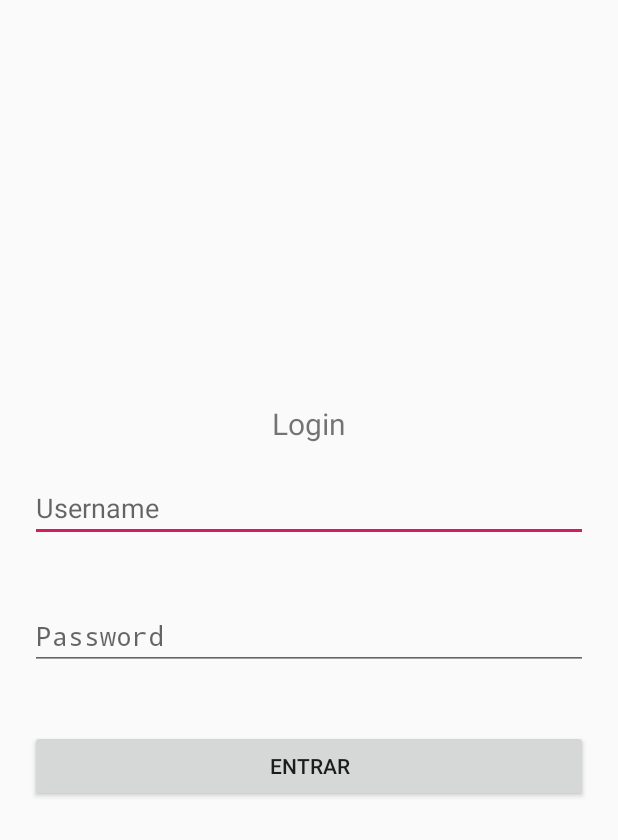
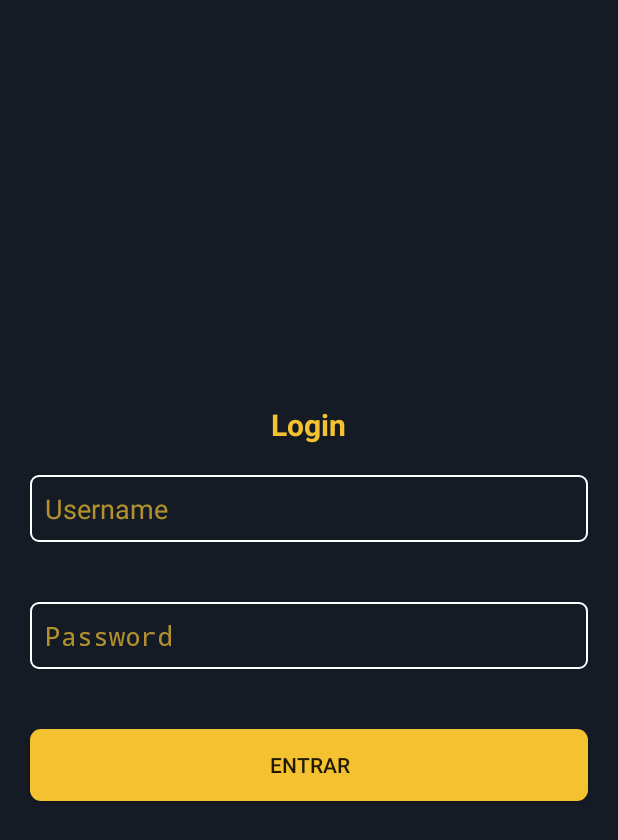
Before and after one commit to gvictorino/DevCamp, an Android app: the screen it shows after launch (LoginActivity), on a phone screen of 412 x 824 dp. Shown: the top 840 px of the screen. Run offline under Robolectric (Android 15) with nearby library versions, the phone set to English and light mode, and no system bars.

Commit message:
Styles mobile

```diff
--- /dev/null
+++ b/app/src/main/res/drawable/button_selector.xml
@@ -0,0 +1,37 @@
+<?xml version="1.0" encoding="utf-8"?>
+<selector xmlns:android="http://schemas.android.com/apk/res/android" >
+
+    <item android:state_pressed="true">
+        <shape  >
+            <solid android:color="@color/appDetailsColor"/>
+            <corners
+                    android:radius="7dp"/>
+        </shape>
+    </item>
+
+    <item android:state_focused="true" >
+        <shape xmlns:android="http://schemas.android.com/apk/res/android" >
+            <solid android:color="@color/appDetailsColorWithAlpha"/>
+            <corners
+                    android:radius="7dp"/>
+        </shape>
+    </item>
+
+    <item android:state_focused="false" >
+        <shape xmlns:android="http://schemas.android.com/apk/res/android" >
+            <solid android:color="@color/appDetailsColor"/>
+            <corners
+                    android:radius="7dp"/>
+        </shape>
+    </item>
+
+    <item android:state_pressed="false" >
+        <shape xmlns:android="http://schemas.android.com/apk/res/android" >
+            <solid android:color="@color/appDetailsColor"/>
+            <corners
+                    android:radius="7dp"
+            />
+        </shape>
+    </item>
+
+</selector>
--- /dev/null
+++ b/app/src/main/res/drawable/edittext_selector.xml
@@ -0,0 +1,6 @@
+<?xml version="1.0" encoding="utf-8"?>
+<shape android:shape="rectangle" xmlns:android="http://schemas.android.com/apk/res/android">
+
+    <stroke android:color="@android:color/white" android:width="1dp" />
+    <corners android:radius="5dp" />
+</shape>
--- /dev/null
+++ b/app/src/main/res/drawable/ic_about.xml
@@ -0,0 +1,5 @@
+<vector android:height="24dp" android:tint="#F4C131"
+    android:viewportHeight="24.0" android:viewportWidth="24.0"
+    android:width="24dp" xmlns:android="http://schemas.android.com/apk/res/android">
+    <path android:fillColor="#FF000000" android:pathData="M12,2C6.48,2 2,6.48 2,12s4.48,10 10,10 10,-4.48 10,-10S17.52,2 12,2zM13,19h-2v-2h2v2zM15.07,11.25l-0.9,0.92C13.45,12.9 13,13.5 13,15h-2v-0.5c0,-1.1 0.45,-2.1 1.17,-2.83l1.24,-1.26c0.37,-0.36 0.59,-0.86 0.59,-1.41 0,-1.1 -0.9,-2 -2,-2s-2,0.9 -2,2L8,9c0,-2.21 1.79,-4 4,-4s4,1.79 4,4c0,0.88 -0.36,1.68 -0.93,2.25z"/>
+</vector>
--- /dev/null
+++ b/app/src/main/res/drawable/ic_account.xml
@@ -0,0 +1,5 @@
+<vector android:height="24dp" android:tint="#F4C131"
+    android:viewportHeight="24.0" android:viewportWidth="24.0"
+    android:width="24dp" xmlns:android="http://schemas.android.com/apk/res/android">
+    <path android:fillColor="#FF000000" android:pathData="M12,2C6.48,2 2,6.48 2,12s4.48,10 10,10 10,-4.48 10,-10S17.52,2 12,2zM12,5c1.66,0 3,1.34 3,3s-1.34,3 -3,3 -3,-1.34 -3,-3 1.34,-3 3,-3zM12,19.2c-2.5,0 -4.71,-1.28 -6,-3.22 0.03,-1.99 4,-3.08 6,-3.08 1.99,0 5.97,1.09 6,3.08 -1.29,1.94 -3.5,3.22 -6,3.22z"/>
+</vector>
--- /dev/null
+++ b/app/src/main/res/drawable/ic_account_two.xml
@@ -0,0 +1,5 @@
+<vector android:height="24dp" android:tint="#F4C131"
+    android:viewportHeight="24.0" android:viewportWidth="24.0"
+    android:width="24dp" xmlns:android="http://schemas.android.com/apk/res/android">
+    <path android:fillColor="#FF000000" android:pathData="M9,11.75c-0.69,0 -1.25,0.56 -1.25,1.25s0.56,1.25 1.25,1.25 1.25,-0.56 1.25,-1.25 -0.56,-1.25 -1.25,-1.25zM15,11.75c-0.69,0 -1.25,0.56 -1.25,1.25s0.56,1.25 1.25,1.25 1.25,-0.56 1.25,-1.25 -0.56,-1.25 -1.25,-1.25zM12,2C6.48,2 2,6.48 2,12s4.48,10 10,10 10,-4.48 10,-10S17.52,2 12,2zM12,20c-4.41,0 -8,-3.59 -8,-8 0,-0.29 0.02,-0.58 0.05,-0.86 2.36,-1.05 4.23,-2.98 5.21,-5.37C11.07,8.33 14.05,10 17.42,10c0.78,0 1.53,-0.09 2.25,-0.26 0.21,0.71 0.33,1.47 0.33,2.26 0,4.41 -3.59,8 -8,8z"/>
+</vector>
--- /dev/null
+++ b/app/src/main/res/drawable/ic_play.xml
@@ -0,0 +1,5 @@
+<vector android:height="24dp" android:tint="#F4C131"
+    android:viewportHeight="24.0" android:viewportWidth="24.0"
+    android:width="24dp" xmlns:android="http://schemas.android.com/apk/res/android">
+    <path android:fillColor="#FF000000" android:pathData="M12,2C6.48,2 2,6.48 2,12s4.48,10 10,10 10,-4.48 10,-10S17.52,2 12,2zM10,16.5v-9l6,4.5 -6,4.5z"/>
+</vector>
--- a/app/src/main/res/layout/activity_login.xml
+++ b/app/src/main/res/layout/activity_login.xml
@@ -2,6 +2,7 @@
 <LinearLayout
 xmlns:android="http://schemas.android.com/apk/res/android"
 android:orientation="vertical"
+android:background="@color/appColor"
 android:layout_width="match_parent"
 android:layout_height="match_parent"
 android:gravity="center">
@@ -10,26 +11,37 @@ android:gravity="center">
       android:layout_width="wrap_content"
       android:layout_height="wrap_content"
       android:text="Login"
+      android:textStyle="bold"
+      android:textColor="@color/appDetailsColor"
       android:textSize="20sp"/>
 
     <EditText
       android:id="@+id/usernameEditText"
       android:layout_width="match_parent"
+      android:background="@drawable/edittext_selector"
+      android:padding="10dp"
       android:layout_height="wrap_content"
       android:layout_margin="20dp"
+      android:textColorHint="@color/appDetailsColorWithAlpha"
+      android:textColor="@color/appDetailsColorWithAlpha"
       android:hint="Username"/>
 
     <EditText
       android:id="@+id/passwordEditText"
       android:layout_width="match_parent"
       android:layout_height="wrap_content"
+      android:textColorHint="@color/appDetailsColorWithAlpha"
+      android:textColor="@color/appDetailsColorWithAlpha"
+      android:background="@drawable/edittext_selector"
       android:layout_margin="20dp"
+      android:padding="10dp"
       android:inputType="textPassword"
       android:hint="Password"/>
 
     <Button
       android:id="@+id/loginButton"
       android:layout_width="match_parent"
+      android:background="@drawable/button_selector"
       android:layout_height="wrap_content"
       android:layout_margin="20dp"
       android:text="entrar"/>
--- a/app/src/main/res/layout/activity_main.xml
+++ b/app/src/main/res/layout/activity_main.xml
@@ -13,7 +13,11 @@
             android:layout_width="0dp"
             android:layout_height="wrap_content"
             android:layout_marginEnd="0dp"
+            android:elevation="8dp"
             android:layout_marginStart="0dp"
+            app:backgroundTint="@color/appNavigationColor"
+            app:itemIconTint="@color/appDetailsColor"
+            app:itemTextColor="@color/appDetailsColor"
             android:background="?android:attr/windowBackground"
             app:layout_constraintBottom_toBottomOf="parent"
             app:layout_constraintLeft_toLeftOf="parent"
--- a/app/src/main/res/layout/fragment_about.xml
+++ b/app/src/main/res/layout/fragment_about.xml
@@ -4,6 +4,7 @@
   android:orientation="vertical"
   android:layout_width="match_parent"
   android:layout_height="match_parent"
+  android:background="@color/appColor"
   android:gravity="center">
 
     <TextView
--- a/app/src/main/res/layout/fragment_account.xml
+++ b/app/src/main/res/layout/fragment_account.xml
@@ -3,6 +3,7 @@
 xmlns:android="http://schemas.android.com/apk/res/android"
 android:orientation="vertical"
 android:layout_width="match_parent"
+android:background="@color/appColor"
 android:layout_height="match_parent"
 android:gravity="center">
 
--- a/app/src/main/res/layout/fragment_home.xml
+++ b/app/src/main/res/layout/fragment_home.xml
@@ -2,7 +2,7 @@
 <androidx.constraintlayout.widget.ConstraintLayout
         xmlns:android="http://schemas.android.com/apk/res/android" xmlns:app="http://schemas.android.com/apk/res-auto"
         android:orientation="vertical"
-        android:background="@color/colorPrimary"
+        android:background="@color/appColor"
         android:layout_width="match_parent"
         android:layout_height="match_parent">
 
--- a/app/src/main/res/menu/navigation.xml
+++ b/app/src/main/res/menu/navigation.xml
@@ -3,14 +3,14 @@
     <item android:id="@+id/action_home"
           android:title="Home"
           android:checked="true"
-          android:icon="@drawable/ic_launcher_foreground" />
+          android:icon="@drawable/ic_play" />
 
     <item android:id="@+id/action_account"
           android:title="Account"
-          android:icon="@drawable/ic_launcher_foreground" />
+          android:icon="@drawable/ic_account_two" />
     <item
         android:id="@+id/action_about"
         android:title="About"
-        android:icon="@drawable/ic_launcher_foreground"/>
+        android:icon="@drawable/ic_about"/>
 
 </menu>
--- a/app/src/main/res/values/colors.xml
+++ b/app/src/main/res/values/colors.xml
@@ -3,4 +3,9 @@
     <color name="colorPrimary">#008577</color>
     <color name="colorPrimaryDark">#00574B</color>
     <color name="colorAccent">#D81B60</color>
+    <color name="appColor">#141B25</color>
+    <color name="appNavigationColor">#0F1722</color>
+    <color name="appDetailsColor">#F4C131</color>
+    <color name="appDetailsColorWithAlpha">#B5F4C131</color>
+    <color name="appEditTextAlphaBg">#3EF1EFEA</color>
 </resources>
--- a/app/src/main/res/values/styles.xml
+++ b/app/src/main/res/values/styles.xml
@@ -3,9 +3,14 @@
     <!-- Base application theme. -->
     <style name="AppTheme" parent="Theme.AppCompat.Light.DarkActionBar">
         <!-- Customize your theme here. -->
-        <item name="colorPrimary">@color/colorPrimary</item>
-        <item name="colorPrimaryDark">@color/colorPrimaryDark</item>
+        <item name="colorPrimary">@color/appColor</item>
+        <item name="colorPrimaryDark">@color/appColor</item>
         <item name="colorAccent">@color/colorAccent</item>
+        <item name="android:actionBarStyle">@style/MyTheme.ActionBar.TitleTextStyle</item>
+    </style>
+
+    <style name="MyTheme.ActionBar.TitleTextStyle" parent="@android:style/TextAppearance.Holo.Widget.ActionBar.Title">
+        <item name="android:textColor">@color/appDetailsColorWithAlpha</item>
     </style>
 
 </resources>
```
Also changed, not shown: app/src/main/res/layout/activity_splash.xml (+4 -3 lines), app/src/main/res/drawable/mosaic_pattern.jpg (added).
